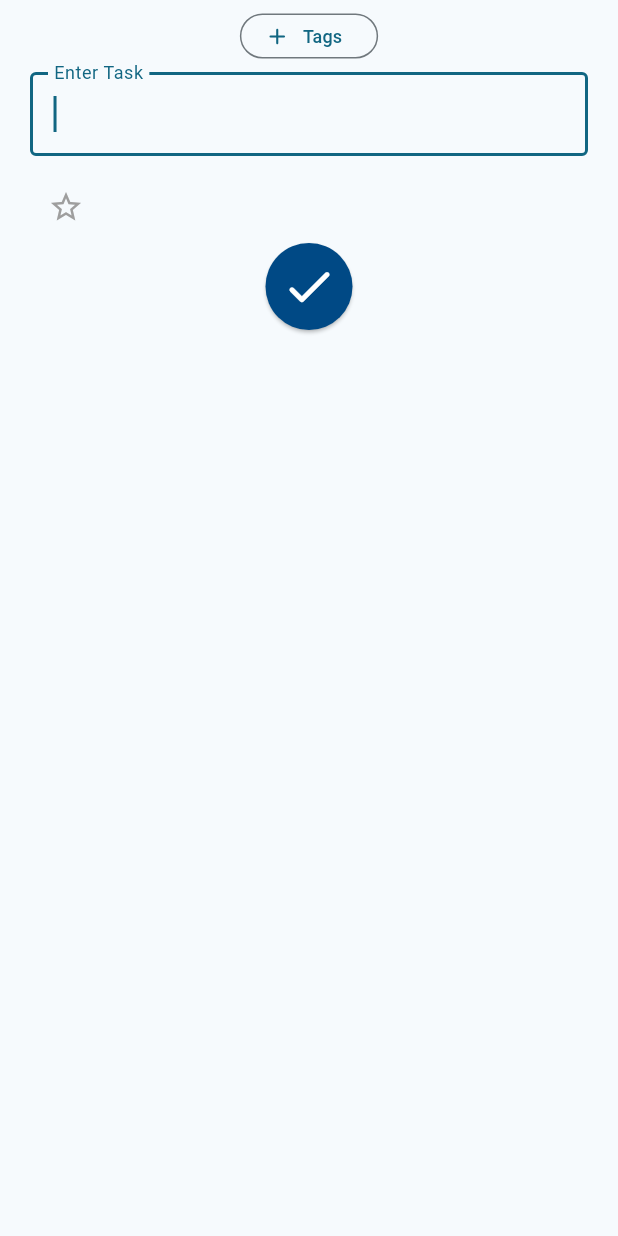
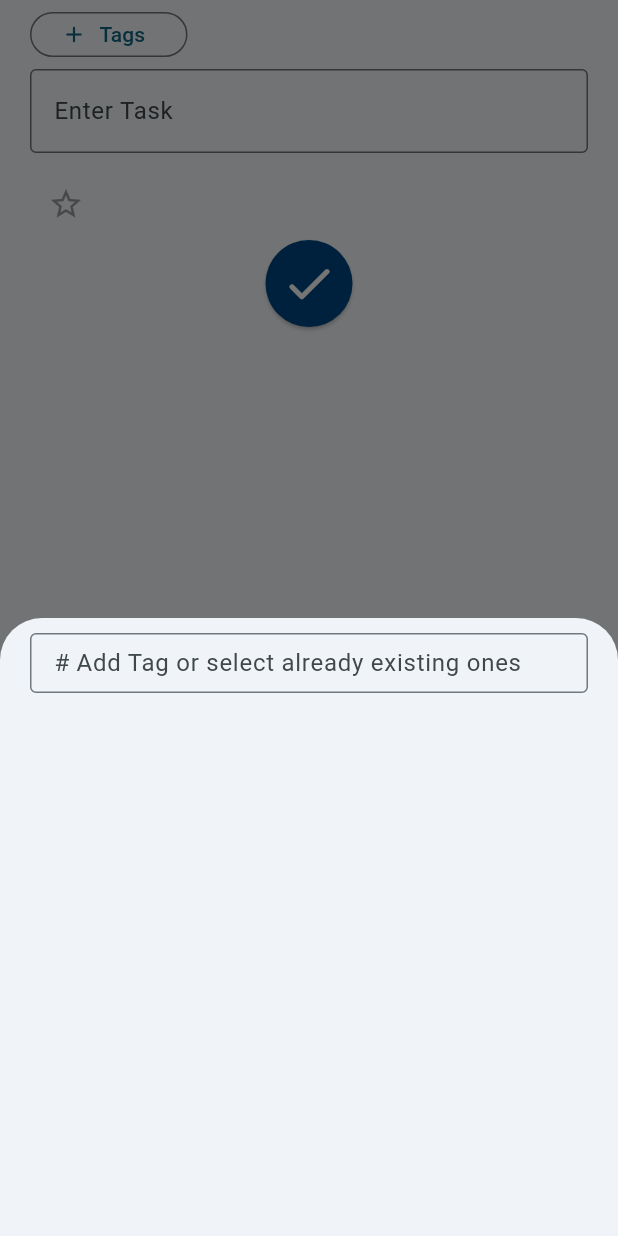
Before and after one commit to Rics-Dev/uNote, a Flutter app: the AddTaskView widget shown alone on an empty page, opened directly, after a tap on "Tags", on a phone screen of 412 x 824 dp. Run offline on Flutter 3.47's test engine with Material 3 defaults, Android fonts, the phone set to English and light mode, and no system bars; our stand-ins replace animated_bottom_navigation_bar, appwrite, go_router, google_fonts, shared_preferences, table_calendar; missing offline and left inert: sign_button, top_modal_sheet; accounts and stored records are empty; Roboto replaces fonts that are missing (Onest); statements that could not run were skipped.

Commit message:
Mise à jour de la création de tâches avec des tags

```diff
--- a/lib/models/tasks.dart
+++ b/lib/models/tasks.dart
@@ -27,7 +27,7 @@ class Task {
   factory Task.fromMap(Map<String, dynamic> json) => Task(
         content: json["content"],
         id: json["\u0024id"] ?? "",
-        tags: List<String>.from(json["tags"].map((x) => x)),
+        tags: List<String>.from(json["tags"].map((x) => x is Map ? x["tagname"] : x)),
         favorite: json["favorite"],
         isDone: json["isDone"],
         createdAt: DateTime.parse(json["\u0024createdAt"]),
--- a/lib/widgets/add_task_view.dart
+++ b/lib/widgets/add_task_view.dart
@@ -14,8 +14,10 @@ class AddTaskView extends StatefulWidget {
 }
 
 class _AddTaskViewState extends State<AddTaskView> {
+  bool showAddTagDialog = false;
   TextEditingController taskController = TextEditingController();
   bool isFavorite = false;
+  List<String> tags = [];
 
   void setIsFavorite(bool value) {
     setState(() {
@@ -23,11 +25,30 @@ class _AddTaskViewState extends State<AddTaskView> {
     });
   }
 
-  void addTask(String newTask) async {
+  void addTask(String newTask, List<String> tags) async {
     try {
-      await context.read<TasksAPI>().createTask(task: newTask);
+      await context.read<TasksAPI>().createTask(task: newTask, tags: tags);
     } on AppwriteException catch (e) {
       showAlert(title: 'Error', text: e.message.toString());
+    }
+  }
+
+  void _showAddTagDialog() async {
+    List<String>? selectedTags = await showModalBottomSheet(
+      context: context,
+      builder: (context) => AddTagView(tags),
+      isScrollControlled: true,
+    ).whenComplete(() => setState(() {
+          showAddTagDialog = !showAddTagDialog;
+        }));
+
+    if (selectedTags != null) {
+      // Handle the selected tags here
+
+      setState(() {
+        tags = selectedTags;
+      });
+      // Add your logic to update the tags in the task model or wherever needed
     }
   }
 
@@ -46,22 +67,76 @@ class _AddTaskViewState extends State<AddTaskView> {
                   0.30, // 30% of screen height
               child: Column(
                 children: [
-                  SingleChildScrollView(
-                    scrollDirection: Axis.horizontal,
-                    child: Row(
-                      mainAxisAlignment: MainAxisAlignment.start,
-                      children: [
-                        OutlinedButton.icon(
-                          style: OutlinedButton.styleFrom(
-                            minimumSize: const Size(42, 30),
+                  Row(
+                    mainAxisAlignment: MainAxisAlignment.start,
+                    children: [
+                      tags.isEmpty
+                          ? Padding(
+                              padding:
+                                  const EdgeInsets.symmetric(vertical: 8.0),
+                              child: SizedBox(
+                                width: 105,
+                                height: 30,
+                                child: OutlinedButton.icon(
+                                  onPressed: () {
+                                    // Add your tag logic here
+                                    _showAddTagDialog();
+                                    print('Add Tag button pressed');
+                                  },
+                                  icon: const Icon(Icons.add_rounded),
+                                  label: const Text('Tags'),
+                                ),
+                              ),
+                            )
+                          : MaterialButton(
+                              onPressed: () {
+                                _showAddTagDialog();
+                              },
+                              shape: const CircleBorder(
+                                  side: BorderSide(
+                                color: Color.fromARGB(255, 0, 73, 133),
+                              )),
+                              child: const Icon(
+                                Icons.add_rounded,
+                                color: Color.fromARGB(255, 0, 73, 133),
+                              ),
+                            ),
+                      tags.isEmpty
+                          ? const SizedBox(width: 8)
+                          : const SizedBox(),
+                      SizedBox(
+                        width: tags.isEmpty
+                            ? MediaQuery.of(context).size.width * 0.53
+                            : MediaQuery.of(context).size.width *
+                                0.65, // Adjust the width as needed
+                        child: SingleChildScrollView(
+                          scrollDirection: Axis.horizontal,
+                          child: Row(
+                            children: tags.map((tag) {
+                              return Padding(
+                                padding:
+                                    const EdgeInsets.symmetric(horizontal: 4.0),
+                                child: Chip(
+                                  label: Text('#$tag'),
+                                  shape: RoundedRectangleBorder(
+                                    borderRadius: BorderRadius.circular(20.0),
+                                  ),
+                                  deleteIconColor:
+                                      const Color.fromARGB(255, 0, 73, 133),
+                                  deleteIcon:
+                                      const Icon(Icons.close_rounded, size: 18),
+                                  onDeleted: () {
+                                    setState(() {
+                                      tags.remove(tag);
+                                    });
+                                  },
+                                ),
+                              );
+                            }).toList(),
                           ),
-                          icon: const Icon(Icons.add_rounded, size: 18),
-                          onPressed: () {},
-                          label: const Text('Tags', style: TextStyle(fontSize: 12),),
                         ),
-
-                      ],
-                    ),
+                      ),
+                    ],
                   ),
                   TextField(
                     controller: taskController,
@@ -75,7 +150,7 @@ class _AddTaskViewState extends State<AddTaskView> {
                     textInputAction:
                         TextInputAction.done, // Dismiss keyboard on Done
                     onSubmitted: (_) {
-                      addTask(taskController.text);
+                      addTask(taskController.text, tags);
                       Navigator.pop(context, true);
                     },
                   ),
@@ -97,7 +172,7 @@ class _AddTaskViewState extends State<AddTaskView> {
                   Center(
                     child: ElevatedButton(
                       onPressed: () {
-                        addTask(taskController.text);
+                        addTask(taskController.text, tags);
                         Navigator.pop(context, true);
                       }, // Close bottom sheet
                       style: ElevatedButton.styleFrom(
@@ -118,16 +193,6 @@ class _AddTaskViewState extends State<AddTaskView> {
     );
   }
 
-
-// OutlinedButton.icon(
-//                           style: OutlinedButton.styleFrom(
-//                             minimumSize: const Size(42, 30),
-//                           ),
-//                           icon: const Icon(Icons.add_rounded, size: 18),
-//                           onPressed: () {},
-//                           label: const Text('Tags', style: TextStyle(fontSize: 12),),
-//                         ),
-
   showAlert({required String title, required String text}) {
     showDialog(
         context: context,
@@ -147,19 +212,87 @@ class _AddTaskViewState extends State<AddTaskView> {
   }
 }
 
+class AddTagView extends StatefulWidget {
+  final List<String> initialSelectedTags;
 
-// TextButton(
-//                         onPressed: () {
-//                           Navigator.pop(context); // Close bottom sheet
-//                         },
-//                         child: const Text('Cancel'),
-//                       ),
-//                       const SizedBox(width: 10.0),
-//                       ElevatedButton(
-//                         onPressed: () {
-//                           // Handle task submission, e.g.,
-//                           _addTask(taskController.text);
-//                           Navigator.pop(context); // Close bottom sheet
-//                         },
-//                         child: const Text('Submit'),
-//                       ),
+  const AddTagView(this.initialSelectedTags, {super.key});
+
+  @override
+  _AddTagViewState createState() => _AddTagViewState();
+}
+
+class _AddTagViewState extends State<AddTagView> {
+  late List<String> selectedTags;
+
+  @override
+  void initState() {
+    super.initState();
+    selectedTags = List.from(widget.initialSelectedTags);
+  }
+
+  @override
+  Widget build(BuildContext context) {
+    final tags = context.watch<TasksAPI>().tags;
+    return Wrap(
+      children: [
+        Center(
+          child: Padding(
+            padding: MediaQuery.of(context).viewInsets,
+            child: Container(
+              padding: const EdgeInsets.fromLTRB(20.0, 10, 20.0, 20.0),
+              height: MediaQuery.of(context).size.height * 0.50,
+              child: Column(
+                children: [
+                  SizedBox(
+                    height: 40,
+                    child: TextField(
+                      decoration: const InputDecoration(
+                        labelText: '# Add Tag or select already existing ones',
+                        border: OutlineInputBorder(),
+                      ),
+                      keyboardType: TextInputType.text,
+                      textInputAction: TextInputAction.done,
+                      onSubmitted: (_) {
+                        if (_.isNotEmpty) {
+                          selectedTags.add(_);
+                        }
+                          Navigator.pop(context, selectedTags);
+
+                      },
+                    ),
+                  ),
+                  const SizedBox(height: 10.0),
+                  Expanded(
+                    child: SingleChildScrollView(
+                      child: Column(
+                        children: tags.map((tag) {
+                          return CheckboxListTile(
+                            title: Text(tag),
+                            value: selectedTags.contains(tag),
+                            onChanged: (bool? newValue) {
+                              setState(() {
+                                if (newValue != null) {
+                                  if (newValue) {
+                                    selectedTags.add(tag);
+                                  } else {
+                                    selectedTags.remove(tag);
+                                  }
+                                }
+                              });
+                            },
+                            activeColor: const Color.fromARGB(255, 0, 73, 133),
+                            controlAffinity: ListTileControlAffinity.leading,
+                          );
+                        }).toList(),
+                      ),
+                    ),
+                  ),
+                ],
+              ),
+            ),
+          ),
+        ),
+      ],
+    );
+  }
+}
```
Also changed, not shown: lib/services/task.dart (+40 -5 lines).
